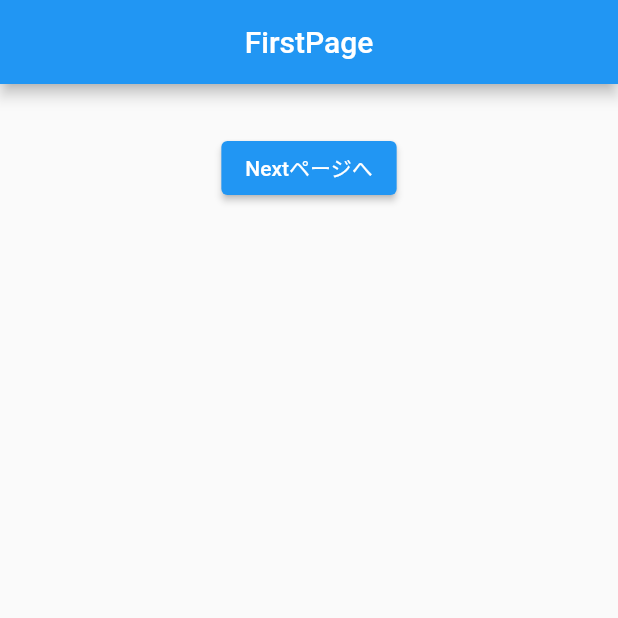
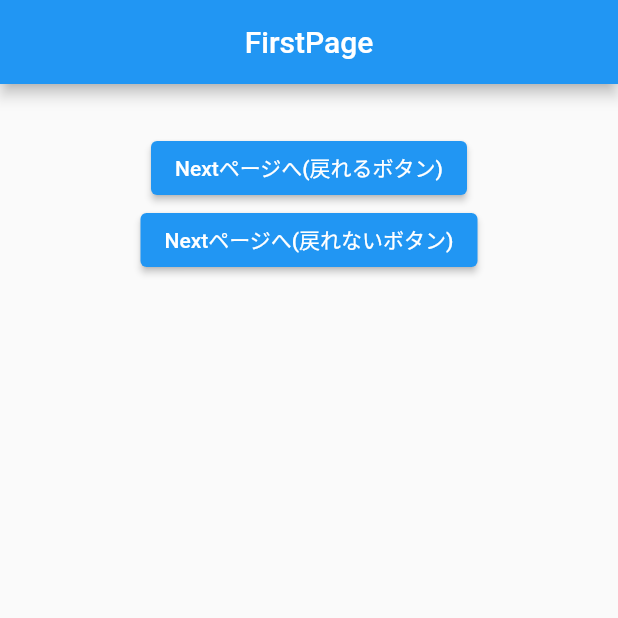
Before and after one commit to kokoriru/transaction, a Flutter app: the screen it shows after launch, on a phone screen of 412 x 824 dp, the top half of it. Run offline on Flutter 3.47's test engine with Material 2 defaults, Android fonts, the light colour scheme and no system bars.

Commit message:
戻れないボタン pushReplacement をFirstPage に追加

```diff
--- a/lib/components/first_page.dart
+++ b/lib/components/first_page.dart
@@ -1,5 +1,6 @@
 import 'package:flutter/material.dart';
 import 'package:transition/components/next_page.dart';
+
 class FirstPage extends StatelessWidget {
   @override
   Widget build(BuildContext context) {
@@ -18,7 +19,13 @@ class FirstPage extends StatelessWidget {
                   context,
                   MaterialPageRoute(builder: (context)=>NextPage(),)
                 )
-              }, child: Text('Nextページへ'),)
+              }, child: Text('Nextページへ(戻れるボタン)'),),
+              ElevatedButton(onPressed: () => {
+                Navigator.pushReplacement(
+                  context,
+                  MaterialPageRoute(builder: (context)=>NextPage(),)
+                )
+              }, child: Text('Nextページへ(戻れないボタン)'),),
             ],
           ),
         ),
```
